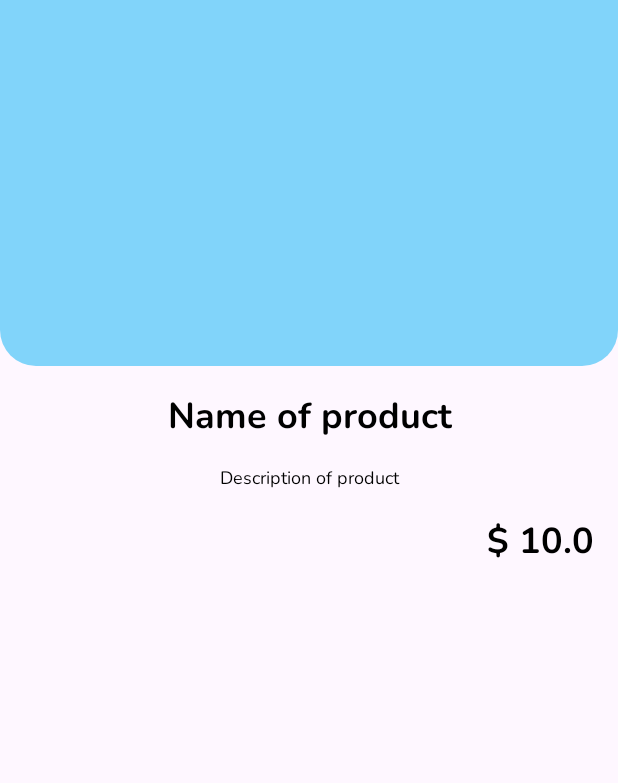
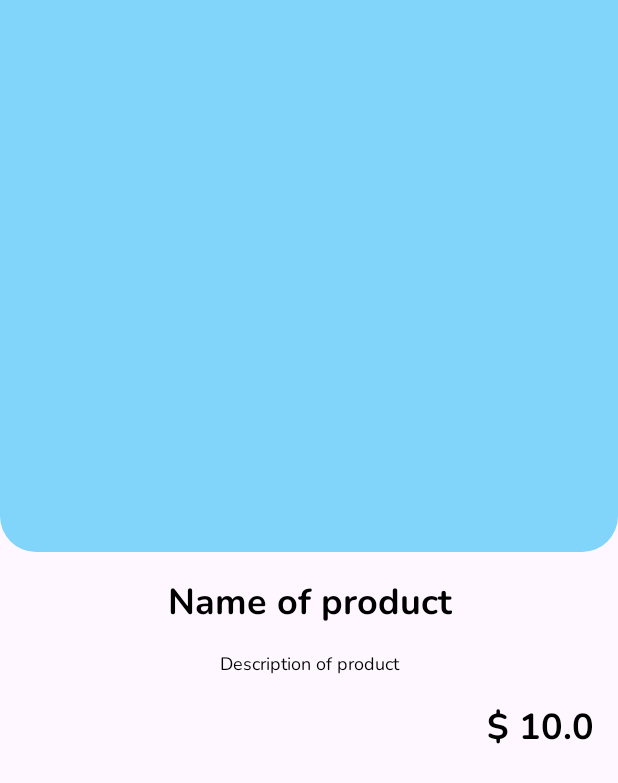
Before and after one commit to AlexApazaMendoza/StyleShop, an Android app: the layout fragment_detail.xml on its own in the app's theme, with its tools: preview values and no code run, on a phone screen of 412 x 824 dp. Shown: the top 783 px of the screen. Run offline under Robolectric (Android 15) with nearby library versions, the phone set to English and light mode, and no system bars; network calls fail.

Commit message:
fix size

```diff
--- a/app/src/main/res/values/dimens.xml
+++ b/app/src/main/res/values/dimens.xml
@@ -7,6 +7,6 @@
     <dimen name="common_margin_default">16dp</dimen>
     <dimen name="common_margin_max">24dp</dimen>
     <dimen name="product_image_height">180dp</dimen>
-    <dimen name="carousel_height">196dp</dimen>
-    <dimen name="carousel_item_width">150dp</dimen>
+    <dimen name="carousel_height">320dp</dimen>
+    <dimen name="carousel_item_width">240dp</dimen>
 </resources>
```
